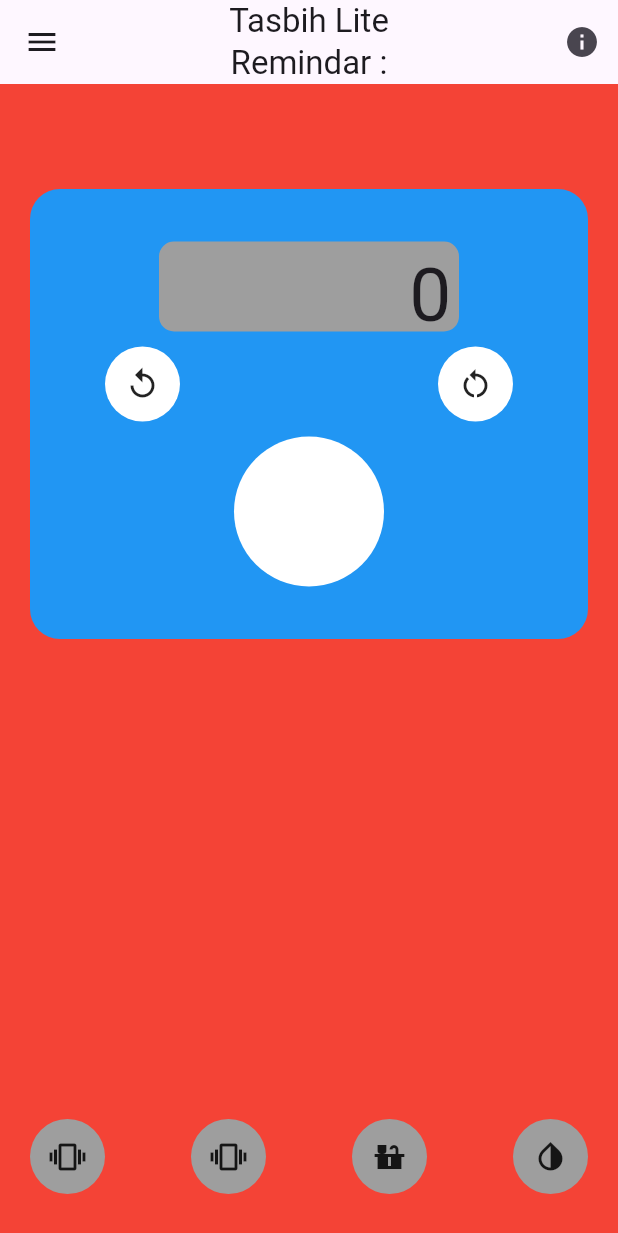
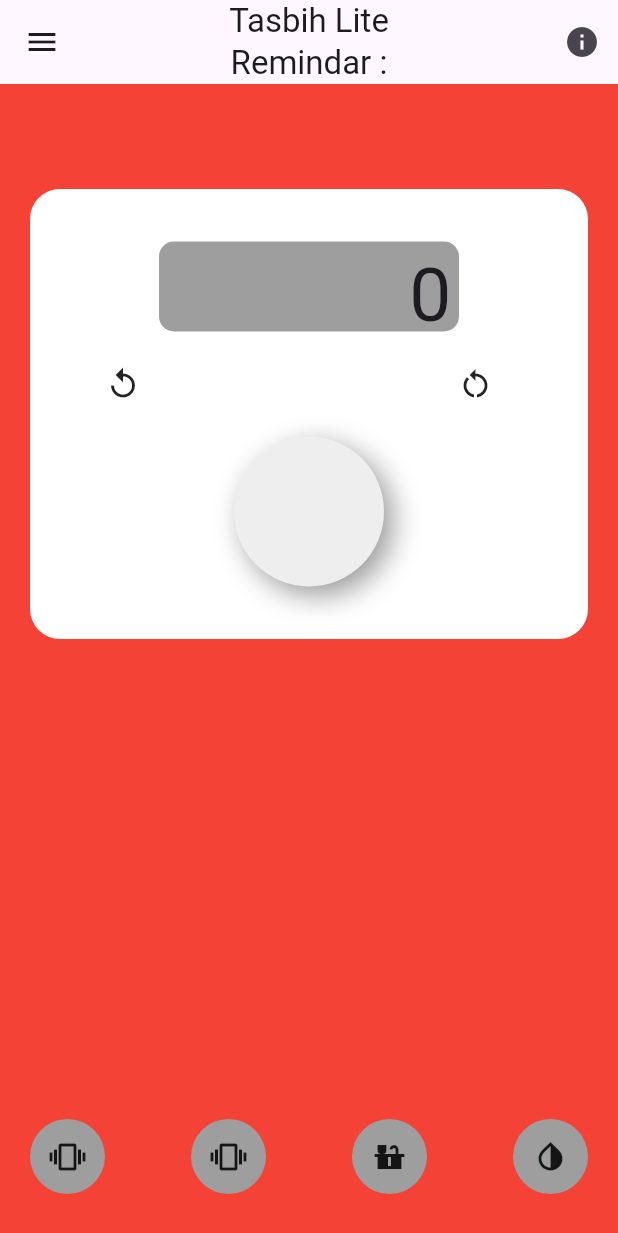
Before and after one commit to bilalahmad8739/tasbihApp, a Flutter app: the screen it shows after launch, on a phone screen of 412 x 824 dp. Shown: the top 1233 px of the screen. Run offline on Flutter 3.47's test engine with Material 3 defaults, Android fonts, the phone set to English and light mode, and no system bars; our stand-ins replace clay_containers, get, shared_preferences.

Commit message:
wigetchangein counter

```diff
--- a/lib/presentation/UI/homescreen/homescreen.dart
+++ b/lib/presentation/UI/homescreen/homescreen.dart
@@ -1,5 +1,6 @@
 import 'dart:math';
 
+import 'package:clay_containers/clay_containers.dart';
 import 'package:flutter/material.dart';
 import 'package:get/get.dart';
 
@@ -8,7 +9,6 @@ import 'package:tasbihapp/core/getx/homescreenget.dart';
 import 'package:tasbihapp/presentation/UI/homescreen/reusablewidget/alertdialog.dart';
 import 'package:tasbihapp/presentation/UI/homescreen/reusablewidget/customalertdialog.dart';
 import 'package:tasbihapp/presentation/UI/homescreen/reusablewidget/tabbarContainer.dart';
-import 'package:vibration/vibration.dart';
 
 // import 'package:vibration/vibration.dart';
 
@@ -110,7 +110,7 @@ class _CounterScreenState extends State<CounterScreen> {
                   decoration: BoxDecoration(
                     // color: _containerColor,
 
-                    color: Colors.blue,
+                    color: Colors.white,
                     borderRadius: BorderRadius.circular(20),
                   ),
                   child: Column(
@@ -147,8 +147,9 @@ class _CounterScreenState extends State<CounterScreen> {
                                 widget.homeScreenController.removeOneCount();
                               },
                               child: Container(
-                                height: 50,
-                                width: 50,
+
+
+
                                 decoration: const BoxDecoration(
                                   shape: BoxShape.circle,
                                   color: Colors.white,
@@ -183,18 +184,21 @@ class _CounterScreenState extends State<CounterScreen> {
                       InkWell(
                         onTap: () async {
                           widget.homeScreenController.incrementCounter();
-                          if(widget.homeScreenController.count.value == int.parse(widget.homeScreenController.reminder.value))
-                          {
+                          if (widget.homeScreenController.count.value ==
+                              int.parse(
+                                  widget.homeScreenController.reminder.value)) {
                             return showDialog(
                               context: context,
                               builder: (context) {
                                 return AlertDialog(
                                   title: Text('Goal Reached'),
-            content: Text('Congratulations! You have reached your goal.'),
+                                  content: Text(
+                                      'Congratulations! You have reached your goal.'),
                                   actions: [
                                     TextButton(
                                       onPressed: () {
-                  Navigator.pop(context); // Close the dialog
+                                        Navigator.pop(
+                                            context); // Close the dialog
                                       },
                                       child: Text('OK'),
                                     ),
@@ -207,16 +211,26 @@ class _CounterScreenState extends State<CounterScreen> {
                           // {
                           //   print("Not selected");
                           // }
-
-
                         },
                         child: Container(
                           height: 100,
                           width: 100,
-                          decoration: const BoxDecoration(
+                          decoration: BoxDecoration(
                               shape: BoxShape.circle,
-                            color: Colors.white,
+                            color: const Color(0xFFEFEEEE),
+      //  borderRadius: BorderRadius.circular(12.0),
+                              boxShadow: [
+                                BoxShadow(
+                                  color: Colors.white.withOpacity(0.1),
+                                  offset: const Offset(-6.0, -6.0),
+                                  blurRadius: 16.0,
                                 ),
+                                BoxShadow(
+                                  color: Colors.black.withOpacity(0.4),
+                                  offset: const Offset(6.0, 6.0),
+                                  blurRadius: 16.0,
+                                ),
+                              ]),
                           // child: Icon(Icons.add,size: 26,
                           // weight: 2),
                         ),
@@ -233,7 +247,7 @@ class _CounterScreenState extends State<CounterScreen> {
                     children: [
                       InkWell(
                         onTap: () {
-                          _vibrate();
+                          //  _vibrate();
                           widget.homeScreenController.colorChange(0);
                         },
                         child: tabbarContainer(
@@ -285,16 +299,4 @@ class _CounterScreenState extends State<CounterScreen> {
       ),
     );
   }
-
-  //vibrate fun
-  void _vibrate() async {
-    if (await Vibration.hasVibrator() ?? false) {
-      // Check if the device has a vibrator
-      Vibration.vibrate();
-      Future.delayed(const Duration(milliseconds: 500), () {});
-    } else {
-      // Handle the case where vibration is not supported
-      print('Vibration is not supported on this device.');
 }
-  }
-}
--- a/lib/presentation/UI/homescreen/reusablewidget/customalertdialog.dart
+++ b/lib/presentation/UI/homescreen/reusablewidget/customalertdialog.dart
@@ -54,7 +54,7 @@ void showResetConfirmationDialog(
                   style: TextStyle(color: Colors.green),
                 ),
                 style: ElevatedButton.styleFrom(
-                  primary: Colors.transparent,
+                //  primary: Colors.transparent,
                   elevation: 0,
                 ),
               ),
--- a/pubspec.yaml
+++ b/pubspec.yaml
@@ -38,6 +38,7 @@ dependencies:
   vibration: ^1.8.4
   shared_preferences: ^2.2.3
   get: ^4.6.6
+  clay_containers: ^0.3.4
   # modal_bottom_sheet: ^2.1.0
   # audioplayers: ^5.2.1
 
```
Also changed, not shown: pubspec.lock. Lines whose indentation alone changed are shown as unchanged.
